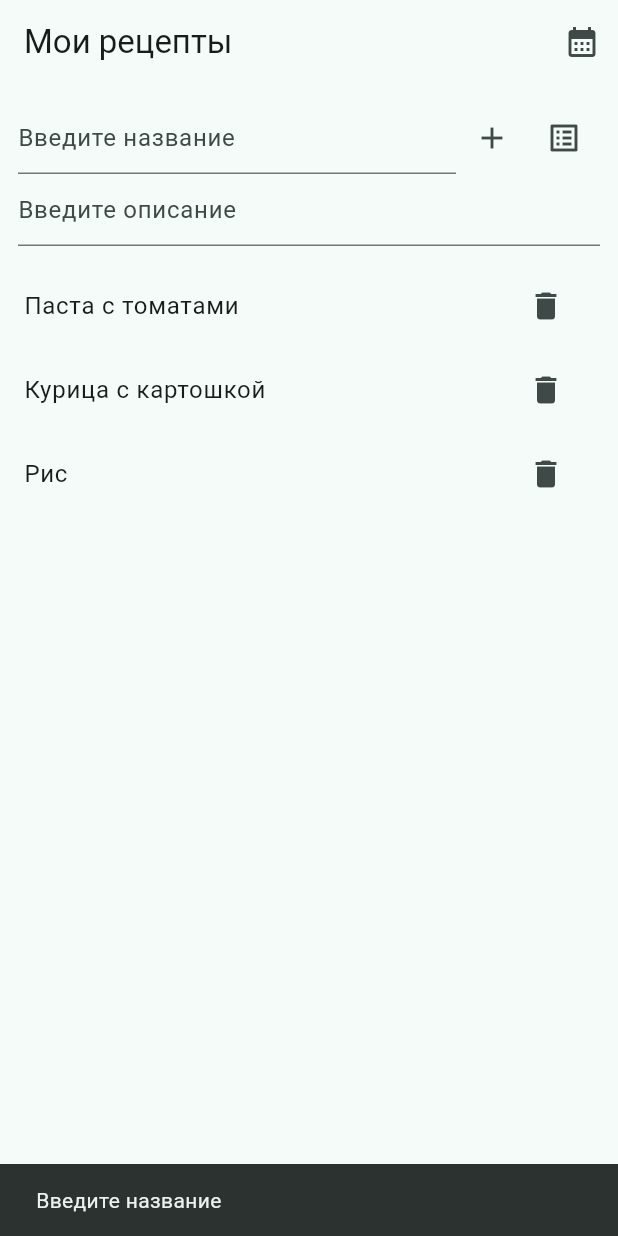
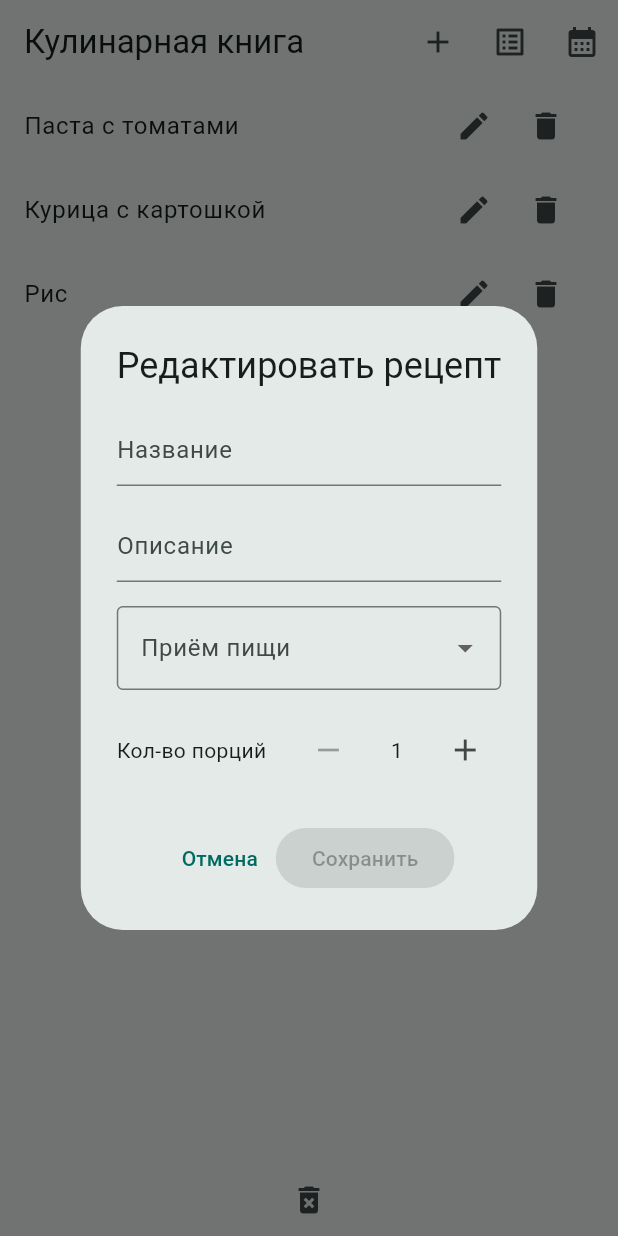
Before and after one commit to nadnik13/menu-planner, a Flutter app: the screen it shows after launch, after a tap on the "delete" icon, after a tap on the "add" icon, on a phone screen of 412 x 824 dp. Run offline on Flutter 3.47's test engine with Material 3 defaults, Android fonts, the phone set to English and light mode, and no system bars; our stand-ins replace flutter_riverpod, hive, hive_flutter, logger; accounts and stored records are empty; generated files the repository leaves out were written again.

Commit message:
Добавила окно редактирование рецепта. Добавлено свойство 'кол-во порций' в рецепт

```diff
--- a/assets/recipes.json
+++ b/assets/recipes.json
@@ -2,21 +2,25 @@
   {
     "id": "bd6d5235-a6e4-4058-be39-cb9c73772011",
     "title": "Борщ",
-    "description": "обед"
+    "description": "обед",
+    "portion": 10
   },
   {
     "id": "bd6d5235-a6e4-4058-be39-cb9c73772012",
     "title": "Паста с томатами",
-    "description": "ужин"
+    "description": "ужин",
+    "portion": 2
   },
   {
     "id": "bd6d5235-a6e4-4058-be39-cb9c73772013",
     "title": "Курица с картошкой",
-    "description": "ужин"
+    "description": "ужин",
+    "portion": 1
   },
   {
     "id": "bd6d5235-a6e4-4058-be39-cb9c73772014",
     "title": "Рис",
-    "description": "ужин"
+    "description": "ужин",
+    "portion": 1
   }
 ]
--- a/lib/models/recipe.dart
+++ b/lib/models/recipe.dart
@@ -1,4 +1,5 @@
 import 'package:hive/hive.dart';
+import 'package:uuid/uuid.dart';
 
 import 'hive_type_ids.dart';
 
@@ -15,12 +16,22 @@ class Recipe {
   @HiveField(2)
   final String? description;
 
-  Recipe(this.id, this.title, this.description);
+  @HiveField(3)
+  final int portion;
+
+  Recipe(this.id, this.title, this.description, this.portion);
 
   factory Recipe.fromJson(Map<String, dynamic> json) {
     final id = json['id'];
-    return Recipe(id, json['title'] as String, json['description'] as String?);
+    return Recipe(id, json['title'] as String, json['description'] as String?, json['portion'] as int);
   }
+
+  factory Recipe.add(String title, String? description, int portion) {
+    final uuid = Uuid();
+    final id = uuid.v4();
+    return Recipe(id, title, description, portion);
+  }
+
 
   @override
   bool operator ==(Object other) =>
--- /dev/null
+++ b/lib/screens/recipe_editor.dart
@@ -0,0 +1,147 @@
+import 'package:flutter/material.dart';
+import 'package:flutter/src/widgets/framework.dart';
+import 'package:flutter_riverpod/flutter_riverpod.dart';
+import 'package:my_recipe_app/providers/recipe/recipe_provider.dart';
+import 'package:my_recipe_app/widgets/save_button.dart';
+
+import '../models/recipe.dart';
+
+class RecipeEditor extends ConsumerStatefulWidget {
+  final Recipe? recipe;
+
+  const RecipeEditor({super.key, required this.recipe});
+
+  ConsumerState<RecipeEditor> createState() => _RecipeEditorState(recipe);
+}
+
+class _RecipeEditorState extends ConsumerState<RecipeEditor> {
+  final Recipe? recipe;
+  late TextEditingController _titleController;
+  late TextEditingController _descController;
+  late int _portion;
+  bool isActive = false;
+  String? selectedMeal;
+  final List<String> mealTypes = ['Завтрак', 'Обед', 'Ужин', 'Перекус'];
+
+  @override
+  void initState() {
+    super.initState();
+    _titleController = TextEditingController(text: widget.recipe?.title ?? "");
+    _descController = TextEditingController(
+      text: widget.recipe?.description ?? "",
+    );
+    _portion = widget.recipe?.portion ?? 1;
+
+    isActive = _isValid;
+
+    _titleController.addListener(_updateActiveState);
+    _descController.addListener(_updateActiveState);
+  }
+
+  bool get _isValid =>
+     _titleController.text.trim().isNotEmpty &&
+        _descController.text.trim().isNotEmpty
+        && selectedMeal != null
+  && _portion > 0;
+
+
+  void _updateActiveState() {
+    final valid = _isValid;
+    if (valid != isActive) {
+      setState(() {
+        isActive = valid;
+      });
+    }
+  }
+
+  void _save() {
+    //:TODO Возможно стоит вынести логику добавления рецепта и в pop посылать результат
+    Navigator.of(context).pop();
+
+    final editedRecipe = Recipe.add(
+      _titleController.text.trim(),
+      _descController.text.trim(),
+      _portion
+    );
+    ref.read(recipeProvider.notifier).addOrReplaceRecipe(editedRecipe);
+
+    ScaffoldMessenger.of(
+      context,
+    ).showSnackBar(const SnackBar(content: Text('Изменения сохранены')));
+  }
+
+  @override
+  void dispose() {
+    _titleController.dispose();
+    _descController.dispose();
+    super.dispose();
+  }
+
+  _RecipeEditorState(this.recipe);
+
+  @override
+  Widget build(BuildContext context) {
+    return AlertDialog(
+      title: Text("Редактировать рецепт"),
+      content: SingleChildScrollView(
+        child: Column(
+          mainAxisSize: MainAxisSize.min,
+          children: [
+            TextField(
+              controller: _titleController,
+              decoration: InputDecoration(hintText: 'Название'),
+            ),
+            const SizedBox(height: 16),
+            TextField(
+              controller: _descController,
+              decoration: InputDecoration(hintText: 'Описание'),
+            ),
+            const SizedBox(height: 16),
+            DropdownButtonFormField<String>(
+              value: selectedMeal,
+              decoration: const InputDecoration(
+                labelText: "Приём пищи",
+                border: OutlineInputBorder(),
+              ),
+              items:
+                  mealTypes.map((meal) {
+                    return DropdownMenuItem<String>(
+                      value: meal,
+                      child: Text(meal),
+                    );
+                  }).toList(),
+              onChanged: (value) {
+                setState(() {
+                  selectedMeal = value;
+                });
+              },
+            ),
+            const SizedBox(height: 16),
+            Row(
+              mainAxisAlignment: MainAxisAlignment.spaceBetween,
+              children: [
+                Text('Кол-во порций'),
+                IconButton(onPressed: _portion > 1 ? () => setState( () => _portion--) : null,
+                    icon: Icon(Icons.remove)),
+                Text('$_portion'),
+                IconButton(onPressed: _portion < 99 ? () => setState( () => _portion++) : null,
+                    icon: Icon(Icons.add)),
+              ]
+            )
+          ],
+        )),
+        actions: [
+          Row(
+            mainAxisAlignment: MainAxisAlignment.center,
+            children: [
+              TextButton(
+                onPressed: () => Navigator.of(context).pop(),
+                child: Text('Отмена'),
+              ),
+              SaveButton(isActive: isActive, onSave: _save),
+            ],
+          ),
+        ],
+    );
+  }
+}
--- a/lib/screens/recipes_screen.dart
+++ b/lib/screens/recipes_screen.dart
@@ -1,6 +1,7 @@
 import 'package:flutter_riverpod/flutter_riverpod.dart';
 import 'package:flutter/material.dart';
 import 'package:hive/hive.dart';
+import 'package:my_recipe_app/screens/recipe_editor.dart';
 import 'package:my_recipe_app/screens/plan_screen.dart';
 import 'package:my_recipe_app/screens/week_plan_screen.dart';
 import 'package:uuid/uuid.dart';
@@ -16,9 +17,6 @@ class RecipeScreen extends ConsumerStatefulWidget {
 }
 
 class _RecipeScreenState extends ConsumerState<RecipeScreen> {
-  final TextEditingController _titleController = TextEditingController();
-  final TextEditingController _descController = TextEditingController();
-
   void _printRecipeBox() {
     final box = Hive.box<Recipe>('recipeBox');
     logger.d('📦 Всего рецептов: ${box.length}');
@@ -33,28 +31,15 @@ class _RecipeScreenState extends ConsumerState<RecipeScreen> {
     _printRecipeBox();
   }
 
-  void _addRecipe() {
-    _printRecipeBox();
-    final title = _titleController.text.trim();
-    final description = _descController.text.trim();
-    if (title.isEmpty) {
-      ScaffoldMessenger.of(
-        context,
-      ).showSnackBar(const SnackBar(content: Text("Введите название")));
-    }
-    if (title.isNotEmpty) {
-      final uuid = Uuid();
-      final id = uuid.v4();
-      ;
-      final recipe = Recipe(id, title, description);
-      ref.read(recipeProvider.notifier).addOrReplaceRecipe(recipe);
-      _titleController.clear();
-      _descController.clear();
-    }
-  }
-
   void _removeRecipe(Recipe recipe) =>
       ref.read(recipeProvider.notifier).removeRecipe(recipe);
+
+  void _editRecipe(Recipe? recipe) {
+    showDialog(
+      context: context,
+      builder: (context) => RecipeEditor(recipe: recipe),
+    );
+  }
 
   void _navigateToPlan() {
     Navigator.push(
@@ -76,27 +61,35 @@ class _RecipeScreenState extends ConsumerState<RecipeScreen> {
 
     return Scaffold(
       appBar: AppBar(
-        title: const Text('Мои рецепты'),
+        title: const Text('Кулинарная книга'),
         actions: [
+          IconButton(
+            onPressed: () => _editRecipe(null),
+            icon: const Icon(Icons.add),
+            tooltip: "Добавить рецепт",
+          ),
+          IconButton(
+            onPressed: _navigateToWeekPlan,
+            icon: Icon(Icons.list_alt),
+            tooltip: "Недельный рецепт",
+          ),
           IconButton(
             onPressed: _navigateToPlan,
             icon: const Icon(Icons.calendar_month),
+            tooltip: "Добавить план",
           ),
         ],
       ),
       body: Column(
         children: [
-          Padding(
-            padding: const EdgeInsets.all(12.0),
-            child: _RecipeInput(
-              titleController: _titleController,
-              descController: _descController,
-              onAdd: _addRecipe,
-              onOpenWeekPlan: _navigateToWeekPlan,
+
+          Expanded(
+            child: //Text("_RecipeList")
+                _RecipeList(
+              recipes: recipes,
+              onRemove: _removeRecipe,
+              onEdit: _editRecipe,
             ),
-          ),
-          Expanded(
-            child: _RecipeList(recipes: recipes, onRemove: _removeRecipe),
           ),
           IconButton(
             onPressed: () async {
@@ -114,55 +107,16 @@ class _RecipeScreenState extends ConsumerState<RecipeScreen> {
   }
 }
 
-class _RecipeInput extends StatelessWidget {
-  final TextEditingController titleController;
-  final TextEditingController descController;
-  final VoidCallback onAdd;
-  final VoidCallback onOpenWeekPlan;
-
-  const _RecipeInput({
-    required this.titleController,
-    required this.descController,
-    required this.onAdd,
-    required this.onOpenWeekPlan,
-  });
-
-  @override
-  Widget build(BuildContext context) {
-    return Column(
-      children: [
-        Row(
-          children: [
-            Expanded(
-              child: TextField(
-                controller: titleController,
-                decoration: const InputDecoration(hintText: 'Введите название'),
-              ),
-            ),
-            IconButton(onPressed: onAdd, icon: const Icon(Icons.add)),
-            IconButton(onPressed: onOpenWeekPlan, icon: Icon(Icons.list_alt)),
-          ],
-        ),
-        Row(
-          children: [
-            Expanded(
-              child: TextField(
-                controller: descController,
-                decoration: const InputDecoration(hintText: "Введите описание"),
-              ),
-            ),
-          ],
-        ),
-      ],
-    );
-  }
-}
-
 class _RecipeList extends StatelessWidget {
   final void Function(Recipe) onRemove;
+  final void Function(Recipe) onEdit;
   final Set<Recipe> recipes;
 
-  const _RecipeList({required this.recipes, required this.onRemove});
+  const _RecipeList({
+    required this.recipes,
+    required this.onRemove,
+    required this.onEdit,
+  });
 
   @override
   Widget build(BuildContext context) {
@@ -174,11 +128,21 @@ class _RecipeList extends StatelessWidget {
       itemCount: recipes.length,
       itemBuilder: (context, index) {
         final recipe = recipesList[index];
+
         return ListTile(
           title: Text(recipe.title),
-          trailing: IconButton(
-            onPressed: () => onRemove(recipe),
-            icon: const Icon(Icons.delete),
+          trailing: Row(
+            mainAxisSize: MainAxisSize.min,
+            children: [
+              IconButton(
+                onPressed: () => onEdit(recipe),
+                icon: const Icon(Icons.edit),
+              ),
+              IconButton(
+                onPressed: () => onRemove(recipe),
+                icon: const Icon(Icons.delete),
+              ),
+            ],
           ),
         );
       },
--- a/lib/widgets/save_button.dart
+++ b/lib/widgets/save_button.dart
@@ -1,12 +1,10 @@
 import 'package:flutter/material.dart';
 
 class SaveButton extends StatelessWidget {
-  final DateTime selectedDate;
   final bool isActive;
   final VoidCallback onSave;
 
   const SaveButton({super.key,
-    required this.selectedDate,
     required this.isActive,
     required this.onSave,
   });
```
Also changed, not shown: lib/screens/add_recipe_screen.dart (deleted, +0 -43 lines), 1 other file.
